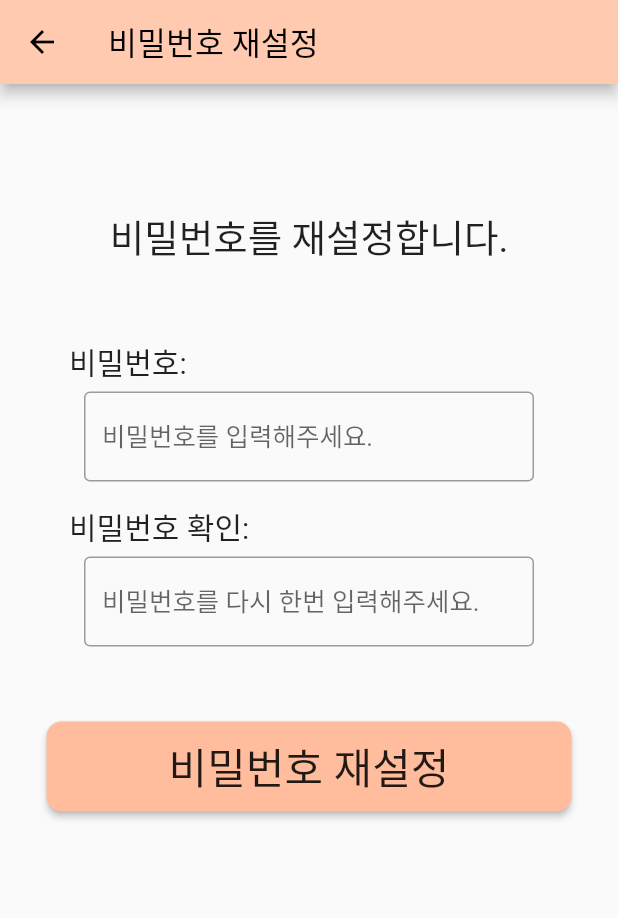
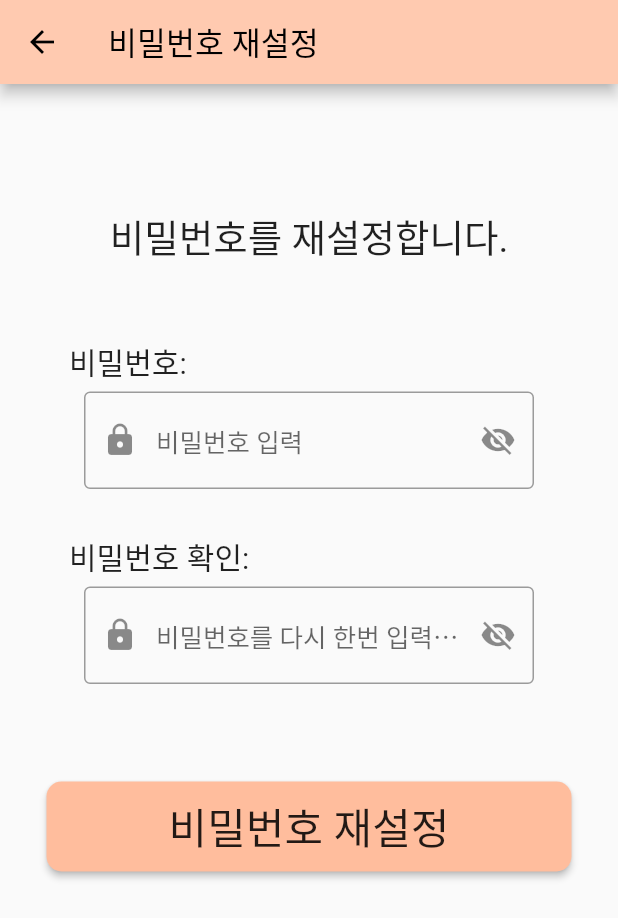
Before and after one commit to muyaho-universe/chimap_actual, a Flutter app: the ResetPWPage screen opened by its route, on a phone screen of 412 x 824 dp. Shown: the top 918 px of the screen. Run offline on Flutter 3.47's test engine with Material 2 defaults, Android fonts, the phone set to English and light mode, and no system bars; our stand-ins replace cloud_firestore, firebase_auth, firebase_core, get, sms_autofill; missing offline and left inert: dart:ffi, kopo, multi_masked_formatter; accounts and stored records are empty; Roboto replaces fonts that are missing (Gosan).

Commit message:
UPDATE: 'reset_pw_page' is updated

```diff
--- a/lib/pages/reset_pw_page.dart
+++ b/lib/pages/reset_pw_page.dart
@@ -8,6 +8,9 @@ class ResetPWPage extends StatelessWidget {
   final TextEditingController _resetPWController = TextEditingController();
   final TextEditingController _resetPWConfirmController =
       TextEditingController();
+
+  final resetController = Get.put(ResetController());
+  final resetConfirmController = Get.put(ResetConfirmController());
 
   @override
   Widget build(BuildContext context) {
@@ -48,7 +51,9 @@ class ResetPWPage extends StatelessWidget {
                       color: Colors.black87,
                     ),
                   ),
-                  SizedBox(height: 50,),
+                  SizedBox(
+                    height: 50,
+                  ),
                   Row(
                     crossAxisAlignment: CrossAxisAlignment.start,
                     children: [
@@ -70,12 +75,27 @@ class ResetPWPage extends StatelessWidget {
                   ),
                   Container(
                     width: 300,
-                    height: 60,
-                    child: TextFormField(
+                    height: 80,
+                    child: Obx(
+                      () => TextFormField(
                         controller: _resetPWController,
+                        obscureText: !resetController.visibility.value,
+                        style: TextStyle(color: Colors.black),
                         decoration: InputDecoration(
                           border: OutlineInputBorder(),
-                        hintText: '비밀번호를 입력해주세요.',
+                          prefixIcon: Icon(Icons.lock),
+                          suffixIcon: IconButton(
+                            onPressed: () {
+                              resetController.visible();
+                            },
+                            icon: Icon(
+                              resetController.visibility.value
+                                  ? Icons.visibility
+                                  : Icons.visibility_off,
+                            ),
+                          ),
+                          hintText: '비밀번호 입력',
+                        ),
                       ),
                     ),
                   ),
@@ -103,16 +123,33 @@ class ResetPWPage extends StatelessWidget {
                   ),
                   Container(
                     width: 300,
-                    height: 60,
-                    child: TextFormField(
+                    height: 80,
+                    child: Obx(
+                          () => TextFormField(
                         controller: _resetPWConfirmController,
+                        obscureText: !resetConfirmController.visibility.value,
+                        style: TextStyle(color: Colors.black),
                         decoration: InputDecoration(
                           border: OutlineInputBorder(),
-                        hintText: '비밀번호를 다시 한번 입력해주세요.',
+                          prefixIcon: Icon(Icons.lock),
+                          suffixIcon: IconButton(
+                            onPressed: () {
+                              resetConfirmController.visible();
+                            },
+                            icon: Icon(
+                              resetConfirmController.visibility.value
+                                  ? Icons.visibility
+                                  : Icons.visibility_off,
+                            ),
+                          ),
+                          hintText: '비밀번호를 다시 한번 입력해주세요',
                         ),
                       ),
                     ),
-                  SizedBox(height: 50,),
+                  ),
+                  SizedBox(
+                    height: 50,
+                  ),
                   Container(
                     width: 350.0,
                     height: 60,
@@ -144,3 +181,43 @@ class ResetPWPage extends StatelessWidget {
     );
   }
 }
+
+class ResetController extends GetxController {
+  var visibility = false.obs;
+  var isLoging = false.obs;
+
+  visible() {
+    visibility.value ? visibility.value = false : visibility.value = true;
+    update();
+  }
+
+  loging() {
+    isLoging.value = true;
+    update();
+  }
+
+  notLoging() {
+    isLoging.value = false;
+    update();
+  }
+}
+
+class ResetConfirmController extends GetxController {
+  var visibility = false.obs;
+  var isLoging = false.obs;
+
+  visible() {
+    visibility.value ? visibility.value = false : visibility.value = true;
+    update();
+  }
+
+  loging() {
+    isLoging.value = true;
+    update();
+  }
+
+  notLoging() {
+    isLoging.value = false;
+    update();
+  }
+}
```
Lines whose indentation alone changed are shown as unchanged.
